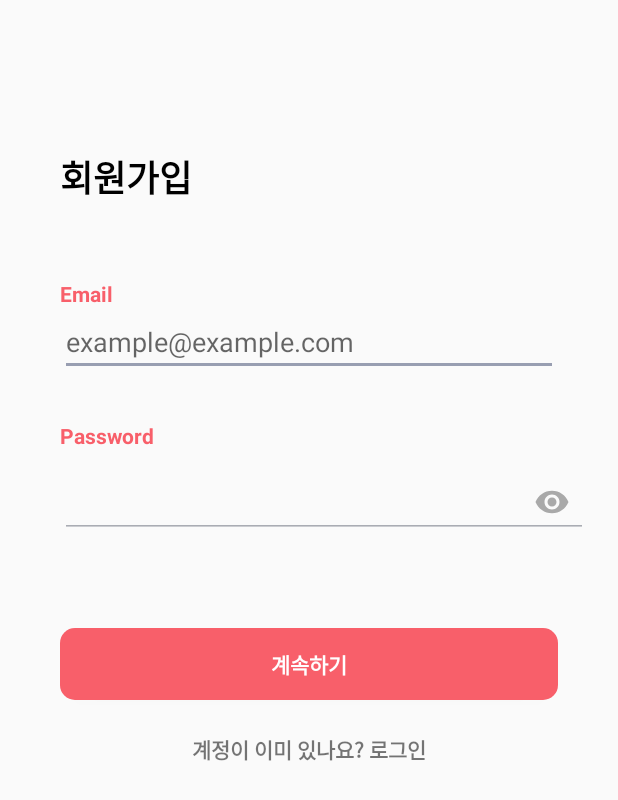
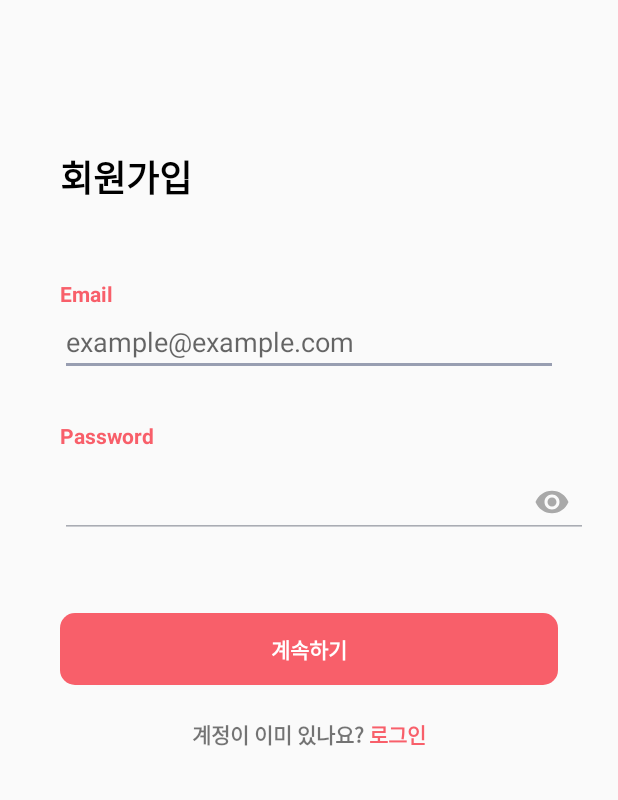
Before and after one commit to GDSC-KNU/TIL-Frontend, an Android app: the SignUpFunc screen opened directly, with no data from a screen before it, on a phone screen of 412 x 824 dp. Shown: the top 800 px of the screen. Run offline under Robolectric (Android 15) with nearby library versions, the phone set to English and light mode, and no system bars; libraries missing offline, so code that uses them is left out: com.squareup.okhttp.

Commit message:
[Feat] 회원가입 화면 로그인 텍스트 수정 (#5)
Spannable로 해당 부분만 색상 변경

```diff
--- a/app/src/main/java/com/example/til/SignUpFunc.kt
+++ b/app/src/main/java/com/example/til/SignUpFunc.kt
@@ -1,11 +1,16 @@
 package com.example.til
 
 import android.content.Context
+import android.graphics.Color
 import android.os.Build
 import android.os.Bundle
 import android.os.StrictMode
 import android.support.v7.app.AppCompatActivity
+import android.text.Spannable
+import android.text.SpannableStringBuilder
+import android.text.style.ForegroundColorSpan
 import android.view.inputmethod.InputMethodManager
+import android.widget.TextView
 import android.widget.Toast
 import com.example.til.databinding.SignUpBinding
 import com.example.til.jwt.AuthRequest
@@ -19,10 +24,15 @@ import kotlinx.android.synthetic.main.sign_up.*
 
 
 class SignUpFunc : AppCompatActivity() {
+
     val JSON: MediaType = MediaType.parse("application/json; charset=utf-8")
 
     private var mBinding : SignUpBinding? = null
     private val binding get() = mBinding!!
+
+    private val checkLoginTextView: TextView by lazy {
+        findViewById(R.id.tologinbtn)
+    }
 
     override fun onCreate(savedInstanceState: Bundle?) {
         super.onCreate(savedInstanceState)
@@ -41,6 +51,14 @@ class SignUpFunc : AppCompatActivity() {
         tologinbtn.setOnClickListener {
             finish()
         }
+
+        val context = SpannableStringBuilder("계정이 이미 있나요? 로그인")
+        context.apply {
+            // 커스텀 컬러를 넣는 과정에서 에러가 생겨서 우선 색상코드로 대체함
+            setSpan(ForegroundColorSpan(Color.rgb(248, 95, 106)), 12, 15, Spannable.SPAN_EXCLUSIVE_EXCLUSIVE)
+        }
+
+        checkLoginTextView.text = context
     }
 
     private fun signup() {
--- a/app/src/main/res/layout/sign_up.xml
+++ b/app/src/main/res/layout/sign_up.xml
@@ -1,9 +1,11 @@
 <?xml version="1.0" encoding="utf-8"?>
 <LinearLayout xmlns:android="http://schemas.android.com/apk/res/android"
     xmlns:app="http://schemas.android.com/apk/res-auto"
+    xmlns:tools="http://schemas.android.com/tools"
     android:layout_width="match_parent"
     android:layout_height="match_parent"
-    android:orientation="vertical">
+    android:orientation="vertical"
+    tools:context=".SignUpFunc">
 
 
     <TextView
@@ -70,7 +72,7 @@
         android:layout_height="wrap_content"
         android:layout_gravity="center_horizontal"
         android:layout_marginLeft="40dp"
-        android:layout_marginTop="60dp"
+        android:layout_marginTop="50dp"
         android:layout_marginRight="40dp"
         android:background="@drawable/round_button"
         android:text="계속하기"
@@ -83,8 +85,8 @@
         android:layout_height="wrap_content"
         android:layout_gravity="center_horizontal"
         android:layout_marginTop="22dp"
-        android:text="계정이 이미 있나요? 로그인"
-        android:textStyle="bold" />
+        android:textStyle="bold"
+        tools:text="계정이 이미 있나요? 로그인" />
 
 
 </LinearLayout>
--- a/app/src/main/res/values/colors.xml
+++ b/app/src/main/res/values/colors.xml
@@ -4,4 +4,5 @@
     <color name="colorPrimaryDark">#3700B3</color>
     <color name="colorAccent">#03DAC5</color>
     <color name="cursor">#989EB1</color>
+    <color name="colorMain">#F85F6A</color>
 </resources>
```
